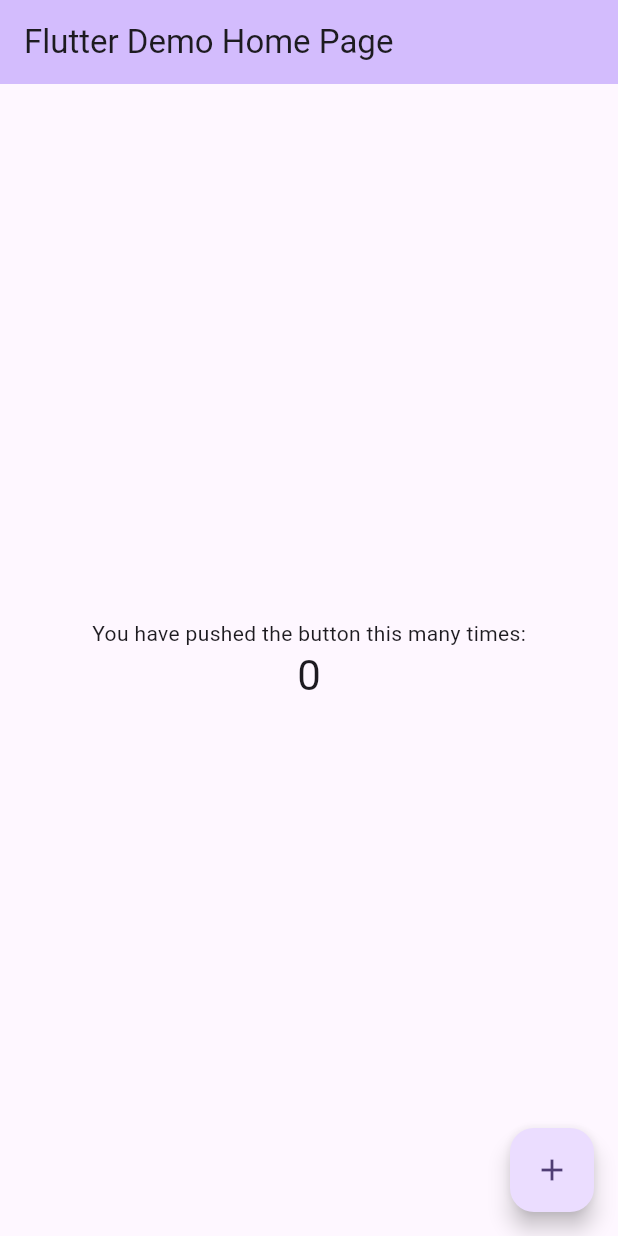
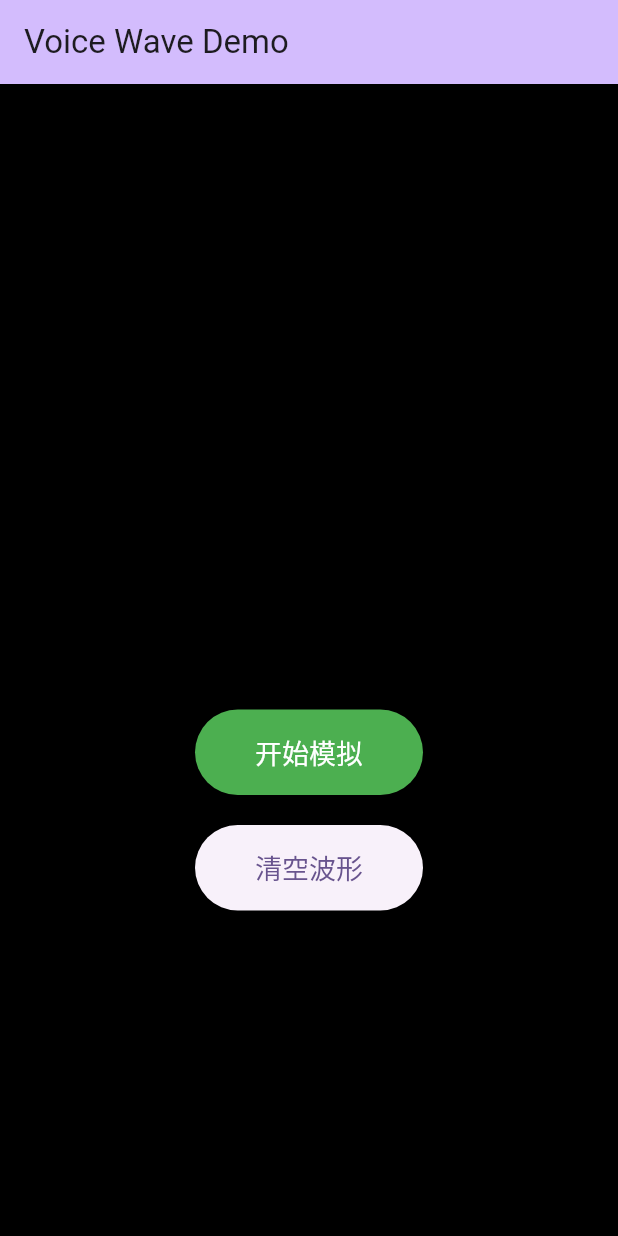
Before and after one commit to ZhouPinC/01, a Flutter app: the screen it shows after launch, on a phone screen of 412 x 824 dp. Run offline on Flutter 3.47's test engine with Material 3 defaults, Android fonts, the phone set to English and light mode, and no system bars.

Commit message:
02
第一次完成

```diff
--- a/Flutter01/lib/main.dart
+++ b/Flutter01/lib/main.dart
@@ -1,4 +1,7 @@
+import 'dart:math';
+import 'dart:async';
 import 'package:flutter/material.dart';
+import 'package:flutter01/widgets/voice_wave_widget.dart';
 
 void main() {
   runApp(const MyApp());
@@ -7,116 +10,116 @@ void main() {
 class MyApp extends StatelessWidget {
   const MyApp({super.key});
 
-  // This widget is the root of your application.
   @override
   Widget build(BuildContext context) {
     return MaterialApp(
-      title: 'Flutter Demo',
+      title: 'Voice Wave Demo',
       theme: ThemeData(
-        // This is the theme of your application.
-        //
-        // TRY THIS: Try running your application with "flutter run". You'll see
-        // the application has a purple toolbar. Then, without quitting the app,
-        // try changing the seedColor in the colorScheme below to Colors.green
-        // and then invoke "hot reload" (save your changes or press the "hot
-        // reload" button in a Flutter-supported IDE, or press "r" if you used
-        // the command line to start the app).
-        //
-        // Notice that the counter didn't reset back to zero; the application
-        // state is not lost during the reload. To reset the state, use hot
-        // restart instead.
-        //
-        // This works for code too, not just values: Most code changes can be
-        // tested with just a hot reload.
-        colorScheme: .fromSeed(seedColor: Colors.deepPurple),
+        colorScheme: ColorScheme.fromSeed(seedColor: Colors.deepPurple),
+        useMaterial3: true,
       ),
-      home: const MyHomePage(title: 'Flutter Demo Home Page'),
+      home: const VoiceWaveDemoPage(),
     );
   }
 }
 
-class MyHomePage extends StatefulWidget {
-  const MyHomePage({super.key, required this.title});
-
-  // This widget is the home page of your application. It is stateful, meaning
-  // that it has a State object (defined below) that contains fields that affect
-  // how it looks.
-
-  // This class is the configuration for the state. It holds the values (in this
-  // case the title) provided by the parent (in this case the App widget) and
-  // used by the build method of the State. Fields in a Widget subclass are
-  // always marked "final".
-
-  final String title;
+class VoiceWaveDemoPage extends StatefulWidget {
+  const VoiceWaveDemoPage({super.key});
 
   @override
-  State<MyHomePage> createState() => _MyHomePageState();
+  State<VoiceWaveDemoPage> createState() => _VoiceWaveDemoPageState();
 }
 
-class _MyHomePageState extends State<MyHomePage> {
-  int _counter = 0;
+class _VoiceWaveDemoPageState extends State<VoiceWaveDemoPage> {
+  final VoiceWaveController _waveController = VoiceWaveController();
+  late Timer _timer;
+  bool _isRecording = false;
 
-  void _incrementCounter() {
+  // 模拟录音数据生成
+  void _startSimulation() {
     setState(() {
-      // This call to setState tells the Flutter framework that something has
-      // changed in this State, which causes it to rerun the build method below
-      // so that the display can reflect the updated values. If we changed
-      // _counter without calling setState(), then the build method would not be
-      // called again, and so nothing would appear to happen.
-      _counter++;
+      _isRecording = true;
     });
+
+    // 每秒生成 50 个随机样本，模拟实时录音数据
+    _timer = Timer.periodic(const Duration(milliseconds: 20), (timer) {
+      // 生成 0.0 到 1.0 之间的随机值，模拟音量变化
+      // 添加一些随机性，使波形看起来更自然
+      final random = Random();
+      double value = random.nextDouble() * 0.8 + 0.2; // 0.2 到 1.0 之间
+
+      // 偶尔生成一个峰值，模拟说话时的音量变化
+      if (random.nextDouble() > 0.9) {
+        value = random.nextDouble() * 0.5 + 0.5; // 0.5 到 1.0 之间
+      }
+
+      _waveController.addSample(value);
+    });
+  }
+
+  void _stopSimulation() {
+    setState(() {
+      _isRecording = false;
+    });
+    _timer.cancel();
+  }
+
+  @override
+  void dispose() {
+    _timer.cancel();
+    _waveController.dispose();
+    super.dispose();
   }
 
   @override
   Widget build(BuildContext context) {
-    // This method is rerun every time setState is called, for instance as done
-    // by the _incrementCounter method above.
-    //
-    // The Flutter framework has been optimized to make rerunning build methods
-    // fast, so that you can just rebuild anything that needs updating rather
-    // than having to individually change instances of widgets.
     return Scaffold(
+      backgroundColor: Colors.black,
       appBar: AppBar(
-        // TRY THIS: Try changing the color here to a specific color (to
-        // Colors.amber, perhaps?) and trigger a hot reload to see the AppBar
-        // change color while the other colors stay the same.
         backgroundColor: Theme.of(context).colorScheme.inversePrimary,
-        // Here we take the value from the MyHomePage object that was created by
-        // the App.build method, and use it to set our appbar title.
-        title: Text(widget.title),
+        title: const Text('Voice Wave Demo'),
       ),
       body: Center(
-        // Center is a layout widget. It takes a single child and positions it
-        // in the middle of the parent.
         child: Column(
-          // Column is also a layout widget. It takes a list of children and
-          // arranges them vertically. By default, it sizes itself to fit its
-          // children horizontally, and tries to be as tall as its parent.
-          //
-          // Column has various properties to control how it sizes itself and
-          // how it positions its children. Here we use mainAxisAlignment to
-          // center the children vertically; the main axis here is the vertical
-          // axis because Columns are vertical (the cross axis would be
-          // horizontal).
-          //
-          // TRY THIS: Invoke "debug painting" (choose the "Toggle Debug Paint"
-          // action in the IDE, or press "p" in the console), to see the
-          // wireframe for each widget.
-          mainAxisAlignment: .center,
+          mainAxisAlignment: MainAxisAlignment.center,
           children: [
-            const Text('You have pushed the button this many times:'),
-            Text(
-              '$_counter',
-              style: Theme.of(context).textTheme.headlineMedium,
+            const SizedBox(height: 50),
+            // 语音波形组件
+            VoiceWaveWidget(
+              controller: _waveController,
+              barColor: Colors.redAccent,
+              height: 100,
+              barWidth: 4,
+              spacing: 4,
+            ),
+            const SizedBox(height: 50),
+            // 控制按钮
+            ElevatedButton(
+              onPressed: _isRecording ? _stopSimulation : _startSimulation,
+              style: ElevatedButton.styleFrom(
+                backgroundColor: _isRecording ? Colors.red : Colors.green,
+                padding: const EdgeInsets.symmetric(horizontal: 40, vertical: 15),
+                textStyle: const TextStyle(fontSize: 18),
+              ),
+              child: Text(
+                _isRecording ? '停止模拟' : '开始模拟',
+                style: const TextStyle(color: Colors.white),
+              ),
+            ),
+            const SizedBox(height: 20),
+            ElevatedButton(
+              onPressed: () {
+                _waveController.clear();
+              },
+              style: ElevatedButton.styleFrom(
+                padding: const EdgeInsets.symmetric(horizontal: 40, vertical: 15),
+                textStyle: const TextStyle(fontSize: 18),
+              ),
+              child: const Text('清空波形'),
             ),
           ],
         ),
       ),
-      floatingActionButton: FloatingActionButton(
-        onPressed: _incrementCounter,
-        tooltip: 'Increment',
-        child: const Icon(Icons.add),
-      ),
     );
   }
 }
--- /dev/null
+++ b/Flutter01/lib/widgets/voice_wave_widget.dart
@@ -0,0 +1,220 @@
+import 'package:flutter/material.dart';
+
+/// 1. 控制器：负责管理音量数据和状态
+/// 对应计划书第 5 节：Controller API
+class VoiceWaveController extends ChangeNotifier {
+  final List<double> _samples = [];
+  int _maxSamples = 100; // 这里的初始值会被 Widget 覆盖
+
+  // 获取当前样本列表（只读视图）
+  List<double> get samples => List.unmodifiable(_samples);
+
+  /// 添加单个样本，amplitude 范围 [0, 1]
+  /// 对应计划书第 6 节：关键实现要点 - 高度映射输入
+  void addSample(double amplitude) {
+    // 简单的数值钳制，确保在 0.0 - 1.0 之间
+    final value = amplitude.clamp(0.0, 1.0);
+    _samples.add(value);
+
+    // 维持队列长度，移除旧数据
+    if (_samples.length > _maxSamples) {
+      _samples.removeAt(0);
+    }
+
+    // 通知监听者（主要用于驱动重绘或动画触发）
+    notifyListeners();
+  }
+
+  /// 清空数据
+  void clear() {
+    _samples.clear();
+    notifyListeners();
+  }
+
+  // 内部方法：更新最大缓存数量，由 Widget 根据宽度计算后调用
+  void _updateMaxSamples(int count) {
+    _maxSamples = count;
+    while (_samples.length > _maxSamples) {
+      _samples.removeAt(0);
+    }
+  }
+}
+
+/// 2. 绘制器：核心渲染逻辑
+/// 对应计划书第 6 节：性能优化与绘制策略
+class VoiceWavePainter extends CustomPainter {
+  final List<double> samples;
+  final double animationValue; // 0.0 -> 1.0，用于平滑移动
+  final Color barColor;
+  final double barWidth;
+  final double spacing;
+  final double minHeight;
+  final double maxHeight;
+  final double radius;
+
+  VoiceWavePainter({
+    required this.samples,
+    required this.animationValue,
+    required this.barColor,
+    required this.barWidth,
+    required this.spacing,
+    required this.minHeight,
+    required this.maxHeight,
+    required this.radius,
+  });
+
+  @override
+  void paint(Canvas canvas, Size size) {
+    final paint = Paint()
+      ..color = barColor
+      ..style = PaintingStyle.fill;
+
+    // 计划书第 6.1 节：高度映射与位置计算
+    // 策略：从右向左绘制。最新的数据在最右侧。
+    // 每一个条的占用宽度 = barWidth + spacing
+    final step = barWidth + spacing;
+
+    // 这里的 offset 是动画产生的位移：从 0 移动到 1 个 step 的距离
+    // 使得视觉上看起来是连续向左流动的
+    final outputOffset = animationValue * step;
+
+    for (int i = 0; i < samples.length; i++) {
+      // 倒序读取，samples.last 是最新的
+      final indexFromEnd = samples.length - 1 - i;
+      final sampleValue = samples[i];
+
+      // 计算高度：线性插值
+      final h = minHeight + (maxHeight - minHeight) * sampleValue;
+
+      // 计算 X 坐标：
+      // base: 最右侧 (size.width)
+      // offset: 根据索引向左偏移
+      // animation: 整体向左滑动的微调
+      final rightPos = size.width - (indexFromEnd * step) + outputOffset;
+
+      // 如果已经滑出左边界，就不绘制了（性能优化）
+      if (rightPos + barWidth < 0) continue;
+
+      // 垂直居中
+      final top = (size.height - h) / 2;
+
+      final rect = RRect.fromRectAndRadius(
+        Rect.fromLTWH(rightPos - barWidth, top, barWidth, h),
+        Radius.circular(radius),
+      );
+
+      canvas.drawRRect(rect, paint);
+    }
+  }
+
+  @override
+  bool shouldRepaint(covariant VoiceWavePainter oldDelegate) {
+    // 只要有动画值变化或数据变化就重绘
+    return oldDelegate.animationValue != animationValue ||
+           oldDelegate.samples != samples;
+  }
+}
+
+/// 3. 组件：整合动画与状态
+/// 对应计划书第 5 节：Widget 构造器
+class VoiceWaveWidget extends StatefulWidget {
+  final VoiceWaveController controller;
+  final double height; // 容器高度
+  final double barWidth;
+  final double spacing;
+  final double minBarHeight;
+  final double maxBarHeight;
+  final Color barColor;
+
+  const VoiceWaveWidget({
+    super.key,
+    required this.controller,
+    this.height = 60,
+    this.barWidth = 6.0,   // 计划书默认值
+    this.spacing = 6.0,    // 计划书默认值
+    this.minBarHeight = 12.0,
+    this.maxBarHeight = 58.0,
+    this.barColor = Colors.blueAccent, // 可根据项目调整
+  });
+
+  @override
+  State<VoiceWaveWidget> createState() => _VoiceWaveState();
+}
+
+class _VoiceWaveState extends State<VoiceWaveWidget> with SingleTickerProviderStateMixin {
+  late AnimationController _animController;
+
+  @override
+  void initState() {
+    super.initState();
+    // 计划书第 6.3 节：动画策略
+    // 使用 fastOutSlowIn 或线性动画，让条目移动一个单位（bar + spacing）
+    _animController = AnimationController(
+      vsync: this,
+      duration: const Duration(milliseconds: 100), // 可根据采样率调整
+    );
+
+    // 监听控制器数据更新
+    widget.controller.addListener(_onDataAdded);
+  }
+
+  void _onDataAdded() {
+    // 每次有新数据，重置动画并播放，模拟“推入”效果
+    // 注意：如果数据频率极高（如 60Hz），这里可能需要优化为不重置动画，而是持续滚动
+    // 这里采用计划书建议的“新样本入列触发 forward”策略
+    if (!_animController.isAnimating) {
+       _animController.forward(from: 0.0);
+    } else {
+       // 如果上一次动画未结束，强制重置以保持同步（或根据需求平滑处理）
+       _animController.forward(from: 0.0);
+    }
+  }
+
+  @override
+  void dispose() {
+    _animController.dispose();
+    widget.controller.removeListener(_onDataAdded);
+    super.dispose();
+  }
+
+  @override
+  Widget build(BuildContext context) {
+    return LayoutBuilder(
+      builder: (context, constraints) {
+        // 计划书第 6.2 节：动态计算 barCount
+        // barCount = (Total Width) / (Bar Width + Spacing) + buffer
+        final width = constraints.maxWidth;
+        final step = widget.barWidth + widget.spacing;
+        final count = (width / step).ceil() + 2; // +2 这里的 buffer 用于处理动画移出屏幕的部分
+
+        // 更新控制器里的最大缓存限制
+        widget.controller._updateMaxSamples(count);
+
+        return SizedBox(
+          height: widget.height,
+          width: double.infinity,
+          // 计划书第 6.4 节：性能优化 - RepaintBoundary
+          child: RepaintBoundary(
+            child: AnimatedBuilder(
+              animation: _animController,
+              builder: (context, child) {
+                return CustomPaint(
+                  painter: VoiceWavePainter(
+                    samples: widget.controller.samples,
+                    animationValue: (1.0 - _animController.value), // 1->0 还是 0->1 取决于你想要的进入方向，这里微调
+                    barColor: widget.barColor,
+                    barWidth: widget.barWidth,
+                    spacing: widget.spacing,
+                    minHeight: widget.minBarHeight,
+                    maxHeight: widget.maxBarHeight,
+                    radius: widget.barWidth / 2,
+                  ),
+                );
+              },
+            ),
+          ),
+        );
+      },
+    );
+  }
+}
```
Also changed, not shown: 3 other files.
